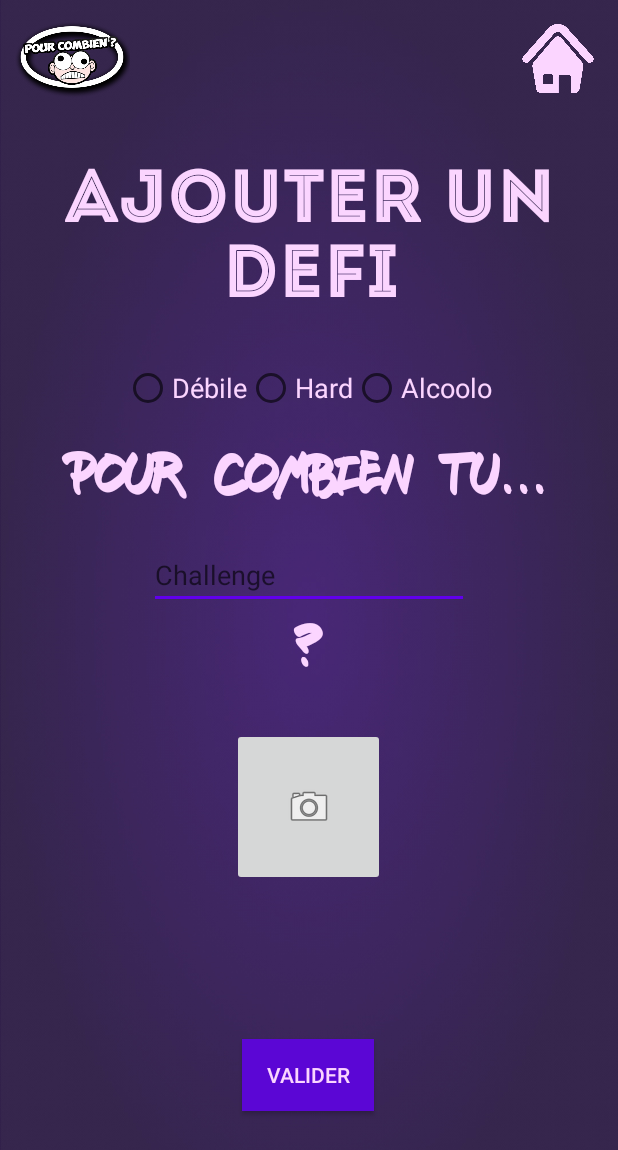
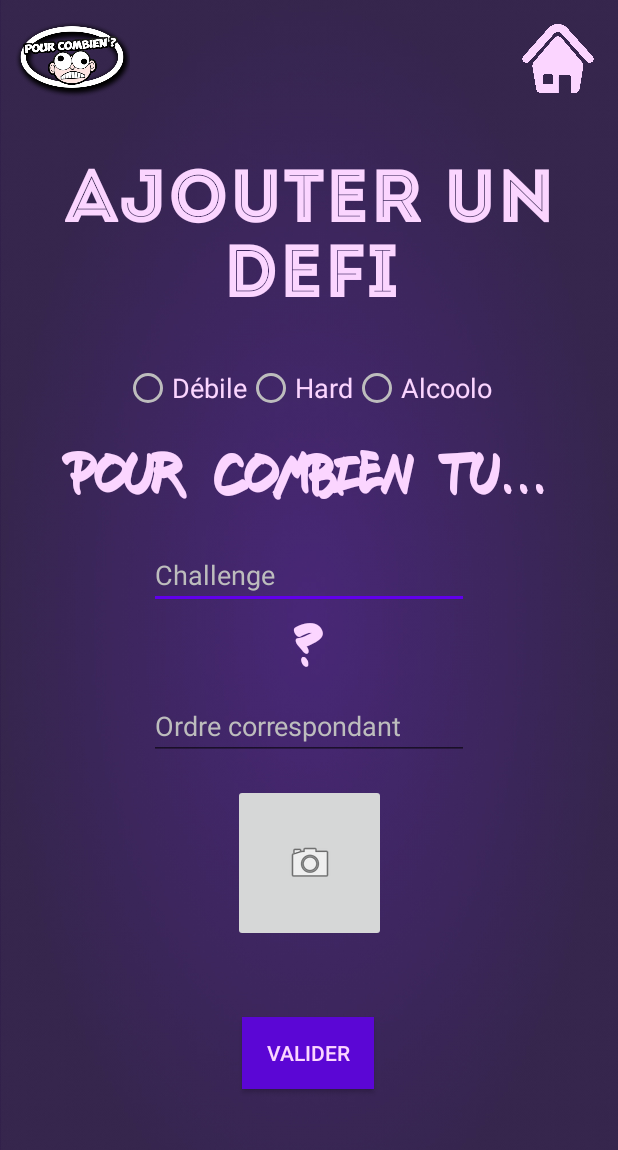
Before and after one commit to Adel83/PourCombien, an Android app: the AddChallengeActivity screen opened directly, with no data from a screen before it, on a phone screen of 412 x 824 dp. Shown: the top 1150 px of the screen. Run offline under Robolectric (Android 15) with nearby library versions, the phone set to English and light mode, and no system bars; our stand-ins replace Firebase (no records; nobody signed in at launch, a user with empty details on screens opened directly).

Commit message:
réorganisation de la base de données + fixe d'un bug lié à l'ajout de challenge + nouvel arrangement match/pas match

```diff
--- a/app/src/main/java/fr/isen/chakouri/pourcombien/Activities/DefiActivity.kt
+++ b/app/src/main/java/fr/isen/chakouri/pourcombien/Activities/DefiActivity.kt
@@ -27,7 +27,8 @@ class DefiActivity : AppCompatActivity() {
             round = intent.getParcelableExtra(HomeActivity.ROUND)
         }
 
-        challengeText.text = round.challenge?.content
+        challengeText.text = round.challenge?.order
+        challengerId.text = round.challenger?.username
         loadImage("https://firebasestorage.googleapis.com/v0/b/pour-combien-tu.appspot.com/o/images%2F" + round.challenge?.urlImage + "?alt=media")
         // gestion du bouton suivant
         buttonNextManager()
--- a/app/src/main/java/fr/isen/chakouri/pourcombien/Activities/MatchActivity.kt
+++ b/app/src/main/java/fr/isen/chakouri/pourcombien/Activities/MatchActivity.kt
@@ -28,7 +28,7 @@ class MatchActivity : AppCompatActivity(), View.OnClickListener {
             round = intent.getParcelableExtra(HomeActivity.ROUND)
         }
 
-        namePlayerField.text = round.challenger?.username
+        matchOrder.text = StringBuilder().append(round.challenger?.username).append(",\nassume et releve le defi")
         // changement d'état du round
         round.number = RoundState.ONSUCCESS.convertInt
         // soundtrack de match
--- a/app/src/main/java/fr/isen/chakouri/pourcombien/Activities/NextStepActivity.kt
+++ b/app/src/main/java/fr/isen/chakouri/pourcombien/Activities/NextStepActivity.kt
@@ -32,7 +32,7 @@ class NextStepActivity : AppCompatActivity() {
         if(challengeSelected != null)
         {
             // affichage du texte
-            challengeText.text = challengeSelected.getChallengeText()
+            challengeText.text = challengeSelected.question
             // affichage de l'image
             loadWithPicassoByUrl(challengeSelected.urlImage)
 
--- a/app/src/main/java/fr/isen/chakouri/pourcombien/Activities/NotMatchActivity.kt
+++ b/app/src/main/java/fr/isen/chakouri/pourcombien/Activities/NotMatchActivity.kt
@@ -35,7 +35,7 @@ class NotMatchActivity : AppCompatActivity(), View.OnClickListener {
         // gestion du bouton suivant
         buttonNextManager()
 
-        namePlayerField.text = round.challenger?.username
+        notMatchOrder.text = StringBuilder().append(round.challenger?.username).append(", venge-toi !")
         // soundtrack lié à un game over
         soundManager.playSound(SoundManager.GAMEOVER)
 
--- a/app/src/main/java/fr/isen/chakouri/pourcombien/Activities/QuestionActivity.kt
+++ b/app/src/main/java/fr/isen/chakouri/pourcombien/Activities/QuestionActivity.kt
@@ -47,7 +47,7 @@ class QuestionActivity : AppCompatActivity(), View.OnClickListener {
         }
 
         challengerId.text = round.challenger?.username
-        questionText.text = round.challenge?.content
+        questionText.text = StringBuilder().append(round.challenge?.question).append(" ?").toString()
         likesField.text = round.challenge?.like.toString()
 
         seekBar.setOnSeekBarChangeListener(object : SeekBar.OnSeekBarChangeListener {
@@ -124,11 +124,12 @@ class QuestionActivity : AppCompatActivity(), View.OnClickListener {
         if (challengesList != null && challengesList!!.size > 0) {
             challengesList = round.getChallenge(challengesList!!)
             // mise à jour du défi
-            questionText.text = round.challenge?.content
+            questionText.text = StringBuilder().append(round.challenge?.question).append(" ?")
             // mise à jour du nombre likes
             likesField.text = round.challenge?.like.toString()
             // remise à false du booléan du vote
             challengeLiked = false
+            myRef = FirebaseDatabase.getInstance().getReference("challenge/${round.challenge!!.id}/like")
             imageLike.setImageResource(R.drawable.like)
         }
     }
--- a/app/src/main/res/layout/activity_add_challenge.xml
+++ b/app/src/main/res/layout/activity_add_challenge.xml
@@ -1,5 +1,5 @@
 <?xml version="1.0" encoding="utf-8"?>
-<android.support.constraint.ConstraintLayout
+<ScrollView
         xmlns:android="http://schemas.android.com/apk/res/android"
         xmlns:tools="http://schemas.android.com/tools"
         xmlns:app="http://schemas.android.com/apk/res-auto"
@@ -7,6 +7,11 @@
         android:layout_height="match_parent"
         tools:context=".Activities.AddChallengeActivity"
         android:background="@drawable/background">
+
+    <android.support.constraint.ConstraintLayout
+            android:layout_width="match_parent"
+            android:layout_height="wrap_content"
+            tools:context=".Activities.AddChallengeActivity">
         <TextView
                 android:layout_width="350dp"
                 android:layout_height="39dp"
@@ -16,7 +21,7 @@
                 app:layout_constraintEnd_toEndOf="parent"
                 app:layout_constraintHorizontal_bias="0.491" android:text="?"
                 android:textAlignment="center"
-            android:layout_marginTop="8dp" app:layout_constraintTop_toBottomOf="@+id/challengeText"/>
+                android:layout_marginTop="8dp" app:layout_constraintTop_toBottomOf="@+id/challengeQuestion"/>
         <TextView
                 android:layout_width="350dp"
                 android:layout_height="54dp"
@@ -65,17 +70,20 @@
                     android:layout_width="wrap_content"
                     android:layout_height="wrap_content" android:id="@+id/rButtonSilly" android:layout_weight="1"
                     android:onClick="onRadioButtonClicked"
+                    android:buttonTint="@color/grey"
                     android:textSize="18sp" android:textColor="@color/pale_mauve"/>
             <RadioButton
                     android:text="@string/choix_hard"
                     android:layout_width="wrap_content"
                     android:layout_height="wrap_content" android:id="@+id/rButtonHard" android:layout_weight="1"
                     android:onClick="onRadioButtonClicked"
+                    android:buttonTint="@color/grey"
                     android:textSize="18sp" android:textColor="@color/pale_mauve"/>
             <RadioButton
                     android:layout_width="wrap_content"
                     android:layout_height="wrap_content" android:id="@+id/rButtonAlcoholo" android:layout_weight="1"
                     android:text="@string/choix_alcoolo"
+                    android:buttonTint="@color/grey"
                     android:onClick="onRadioButtonClicked" android:textSize="18sp" android:textColor="@color/pale_mauve"/>
         </RadioGroup>
         <EditText
@@ -83,22 +91,37 @@
                 android:layout_height="wrap_content"
                 android:inputType="textMultiLine"
                 android:ems="10"
-            android:id="@+id/challengeText"
+                android:id="@+id/challengeQuestion"
                 android:layout_marginStart="8dp"
                 app:layout_constraintStart_toStartOf="parent" android:hint="@string/challenge"
+                android:textColorHint="@color/grey"
                 android:layout_marginEnd="8dp"
                 app:layout_constraintEnd_toEndOf="parent"
                 android:textColor="@color/pale_mauve" android:layout_marginTop="8dp"
                 app:layout_constraintTop_toBottomOf="@+id/challengeText2"/>
 
+        <EditText
+                android:layout_width="wrap_content"
+                android:layout_height="wrap_content"
+                android:inputType="textMultiLine"
+                android:ems="10"
+                android:id="@+id/challengeOrder"
+                android:hint="Ordre correspondant"
+                android:textColorHint="@color/grey"
+                android:textColor="@color/pale_mauve"
+                android:layout_marginEnd="8dp"
+                app:layout_constraintEnd_toEndOf="parent" android:layout_marginStart="8dp"
+                app:layout_constraintStart_toStartOf="parent" android:layout_marginTop="8dp"
+                app:layout_constraintTop_toBottomOf="@+id/challengeText3"/>
+
         <ImageButton
                 android:layout_width="102dp"
                 android:layout_height="105dp" app:srcCompat="@android:drawable/ic_menu_camera"
                 android:id="@+id/pictureChosen"
-            app:layout_constraintStart_toStartOf="parent"
-            android:layout_marginStart="16dp" app:layout_constraintEnd_toEndOf="parent"
-            android:layout_marginEnd="16dp" android:layout_marginTop="32dp"
-            app:layout_constraintHorizontal_bias="0.498" app:layout_constraintTop_toBottomOf="@+id/challengeText3"/>
+                android:layout_marginTop="16dp"
+                app:layout_constraintTop_toBottomOf="@+id/challengeOrder" app:layout_constraintEnd_toEndOf="parent"
+                android:layout_marginEnd="8dp" app:layout_constraintStart_toStartOf="parent"
+                android:layout_marginStart="8dp"/>
 
         <Button
                 android:text="@string/valider"
@@ -112,3 +135,4 @@
                 android:textColor="@color/pale_mauve" android:layout_marginBottom="32dp"
                 app:layout_constraintBottom_toBottomOf="parent"/>
     </android.support.constraint.ConstraintLayout>
+</ScrollView>
--- a/app/src/main/res/values/strings.xml
+++ b/app/src/main/res/values/strings.xml
@@ -47,6 +47,8 @@
     <string name="default_choice_number">8</string>
     <string name="default_challenge_question">casses une pomme avec ta tete ?</string>
     <string name="default_challenge_order">casses une pomme avec ta tete</string>
+    <string name="default_match_order">Joueur 1, assume et releve le defi</string>
+    <string name="default_not_match_order">Joueur 2, venge-toi !</string>
 
     <!-- Useful strings -->
     <string name="next_step">Suivant</string>
```
Also changed, not shown: app/src/main/java/fr/isen/chakouri/pourcombien/Activities/AddChallengeActivity.kt (+7 -13 lines), app/src/main/java/fr/isen/chakouri/pourcombien/Models/Challenge.kt (+28 -33 lines), app/src/main/res/layout/activity_defi.xml (+17 -5 lines), app/src/main/res/layout/activity_match.xml (+8 -24 lines), app/src/main/res/layout/activity_not_match.xml (+6 -14 lines). Lines whose indentation alone changed are shown as unchanged.
